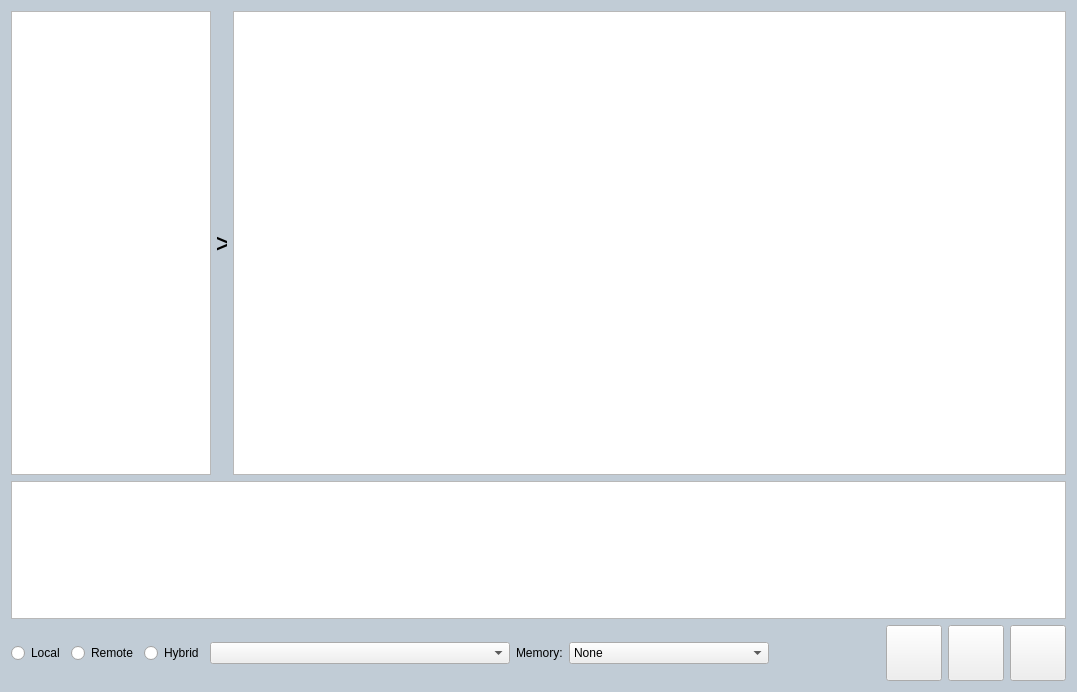
Old version of the form ChatBox.ui in the repository hanjingo/rag-qt-chatbox.
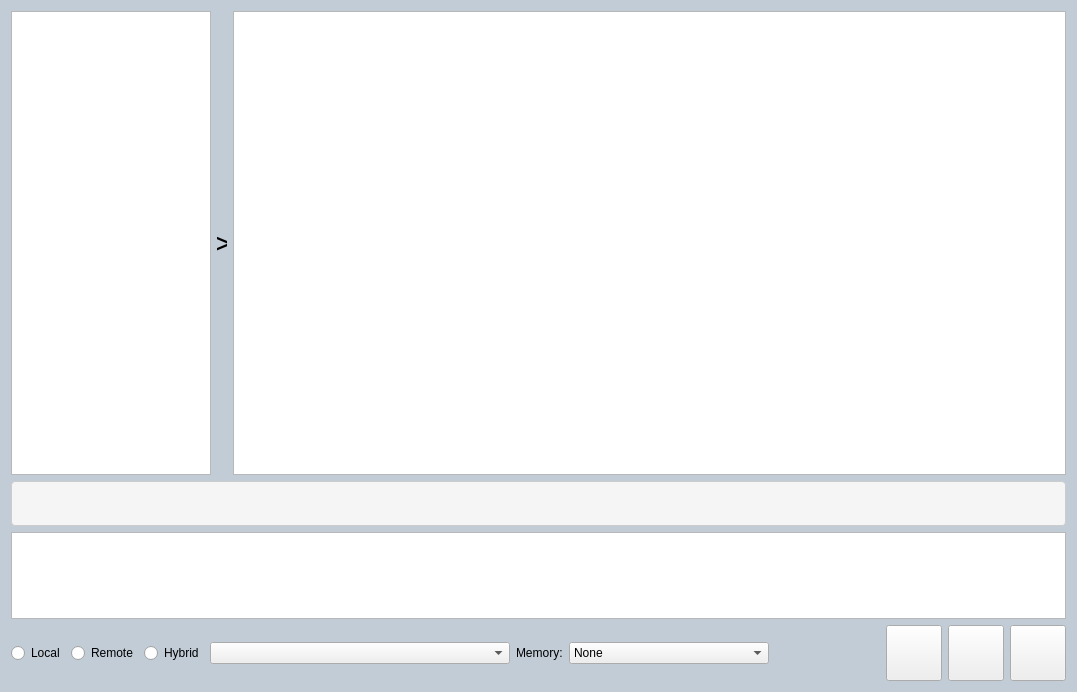
New version of the form. Icons and pictures are not drawn.

Patch:
```diff
--- a/ChatBox.ui
+++ b/ChatBox.ui
@@ -91,6 +91,44 @@
       <property name="bottomMargin">
        <number>0</number>
       </property>
+      <item>
+       <widget class="QListWidget" name="listAttachFiles">
+        <property name="maximumSize">
+         <size>
+          <width>16777215</width>
+          <height>45</height>
+         </size>
+        </property>
+        <property name="styleSheet">
+         <string notr="true">
+                      QListWidget {
+                          background-color: #f5f5f5;
+                          border: 1px solid #cccccc;
+                          border-radius: 4px;
+                      }
+                      QListWidget::item {
+                          padding: 4px 8px;
+                      }
+                      QListWidget::item:selected {
+                          background-color: #46B8F4;
+                          color: white;
+                      }
+                  </string>
+        </property>
+        <property name="movement">
+         <enum>QListView::Movement::Static</enum>
+        </property>
+        <property name="flow">
+         <enum>QListView::Flow::LeftToRight</enum>
+        </property>
+        <property name="viewMode">
+         <enum>QListView::ViewMode::ListMode</enum>
+        </property>
+        <property name="wrapping" stdset="0">
+         <bool>true</bool>
+        </property>
+       </widget>
+      </item>
       <item>
        <widget class="QTextEdit" name="editInput"/>
       </item>
```
